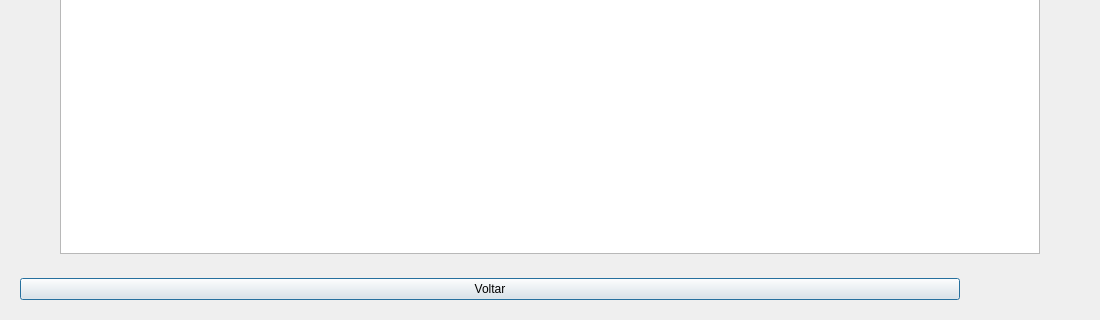
First picture: the form in telalistagemvendas.ui, repository EduardoHaagP/ProjetoPOO, before the edit; both pictures show x 0 to 1100 and y 360 to 680 of the 1100 by 680 pixel window.
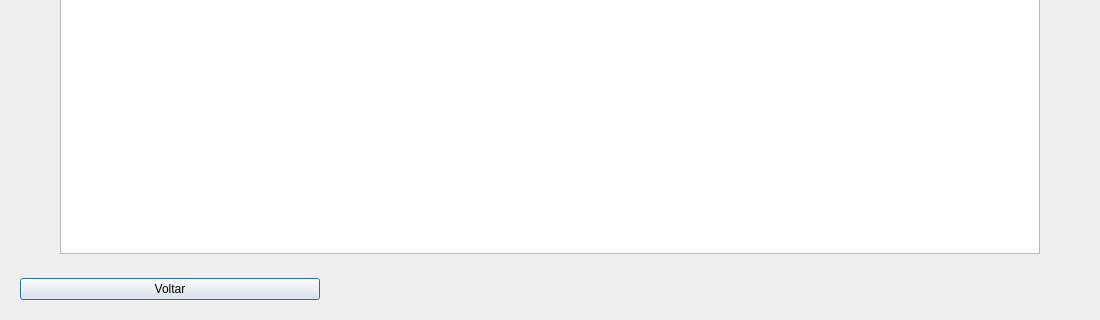
Second picture: the form after the edit.

The edit to the form file:
```diff
--- a/telalistagemvendas.ui
+++ b/telalistagemvendas.ui
@@ -79,50 +79,24 @@
           <verstretch>0</verstretch>
          </sizepolicy>
         </property>
+        <property name="minimumSize">
+         <size>
+          <width>300</width>
+          <height>0</height>
+         </size>
+        </property>
         <property name="text">
          <string>Voltar</string>
         </property>
        </widget>
       </item>
-      <item>
-       <spacer name="horizontalSpacer">
-        <property name="orientation">
-         <enum>Qt::Horizontal</enum>
-        </property>
-        <property name="sizeType">
-         <enum>QSizePolicy::Preferred</enum>
-        </property>
-        <property name="sizeHint" stdset="0">
-         <size>
-          <width>40</width>
-          <height>20</height>
-         </size>
-        </property>
-       </spacer>
-      </item>
-      <item>
-       <spacer name="horizontalSpacer_5">
-        <property name="orientation">
-         <enum>Qt::Horizontal</enum>
-        </property>
-        <property name="sizeType">
-         <enum>QSizePolicy::Preferred</enum>
-        </property>
-        <property name="sizeHint" stdset="0">
-         <size>
-          <width>40</width>
-          <height>20</height>
-         </size>
-        </property>
-       </spacer>
-      </item>
       <item>
        <spacer name="horizontalSpacer_3">
         <property name="orientation">
          <enum>Qt::Horizontal</enum>
         </property>
         <property name="sizeType">
-         <enum>QSizePolicy::Preferred</enum>
+         <enum>QSizePolicy::Expanding</enum>
         </property>
         <property name="sizeHint" stdset="0">
          <size>
```
